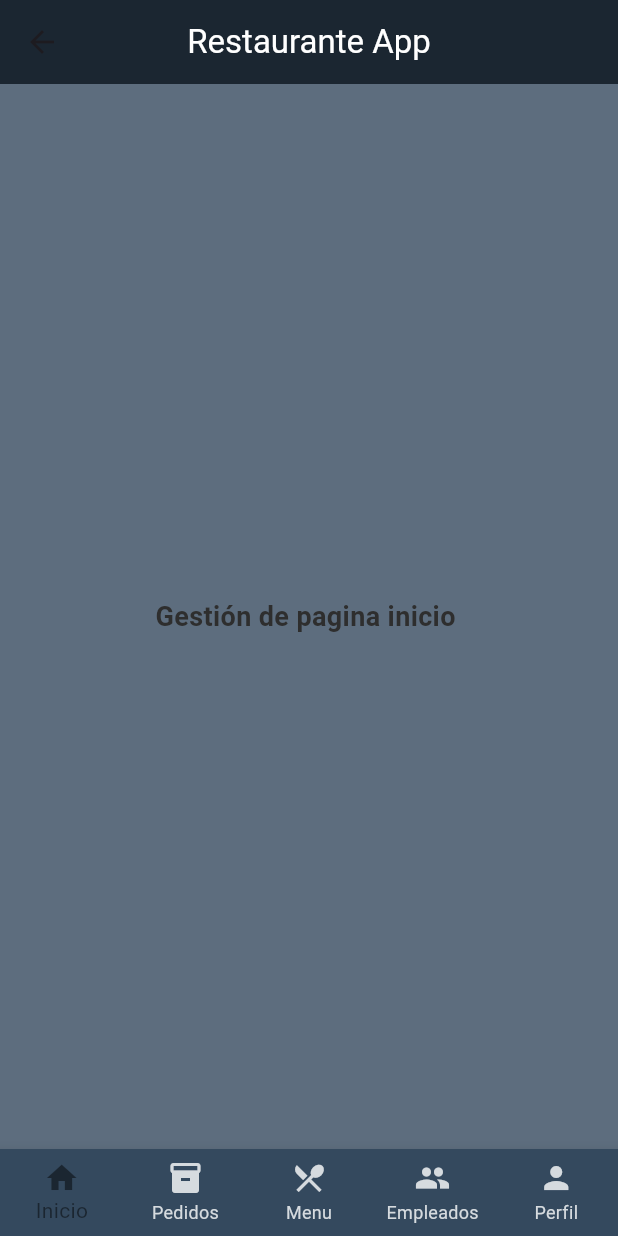
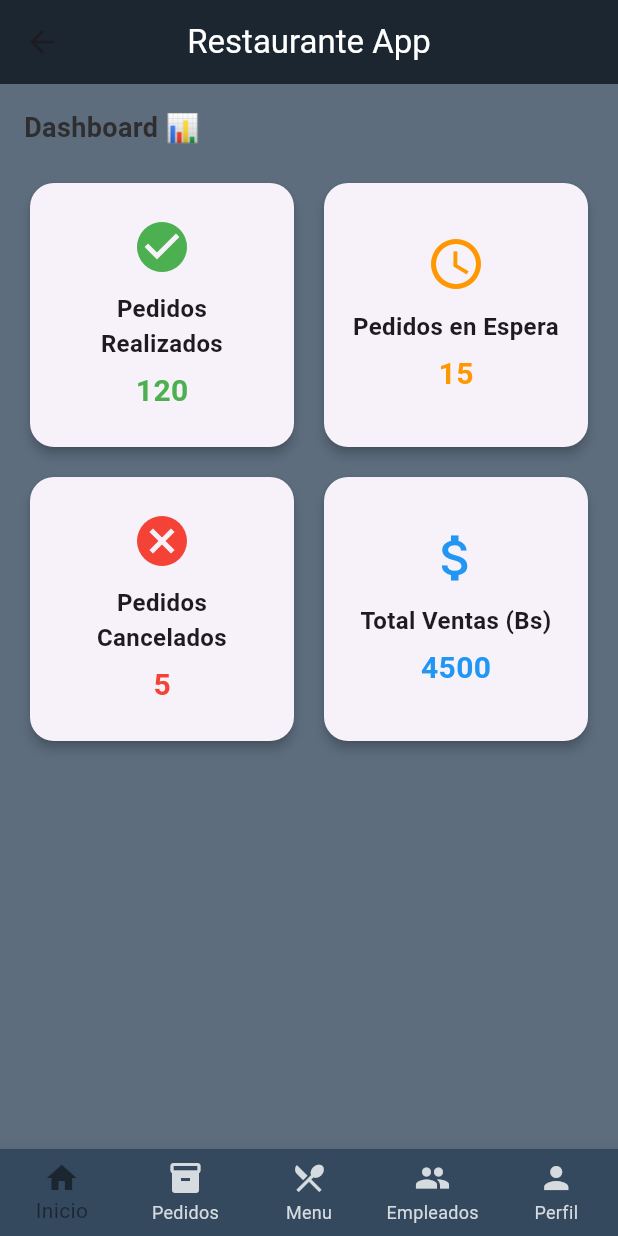
Before and after one commit to baldy777/front_restaurante_apk, a Flutter app: the screen it shows after launch, after a tap on "Iniciar Sesión", on a phone screen of 412 x 824 dp. Run offline on Flutter 3.47's test engine with Material 3 defaults, Android fonts, the phone set to English and light mode, and no system bars; Roboto replaces fonts that are missing (arial).

Commit message:
feat: adicion vista bashboard (estado del restaurante)

```diff
--- a/lib/pages/main_page.dart
+++ b/lib/pages/main_page.dart
@@ -9,10 +9,97 @@ class MenuPrincipal extends StatefulWidget {
 }
 
 class _MenuPrincipalState extends State<MenuPrincipal> {
+  // Datos de ejemplo para el dashboard
+  final Map<String, int> estadisticas = {
+    "Pedidos Realizados": 120,
+    "Pedidos en Espera": 15,
+    "Pedidos Cancelados": 5,
+    "Total Ventas (Bs)": 4500,
+  };
+
   @override
   Widget build(BuildContext context) {
-    return const Center(
-      child: Text('Gestión de pagina inicio ', style: TextoStyle.contenido),
+    return Scaffold(
+      backgroundColor: ColoresStyle.fondo,
+      body: Padding(
+        padding: const EdgeInsets.all(16),
+        child: Column(
+          crossAxisAlignment: CrossAxisAlignment.start,
+          children: [
+            const Text('Dashboard 📊', style: TextoStyle.contenido),
+            const SizedBox(height: 20),
+
+            Expanded(
+              child: GridView.count(
+                crossAxisCount: 2,
+                crossAxisSpacing: 12,
+                mainAxisSpacing: 12,
+                childAspectRatio: 1,
+                children: estadisticas.entries.map((entry) {
+                  Color cardColor;
+                  IconData iconData;
+
+                  switch (entry.key) {
+                    case "Pedidos Realizados":
+                      cardColor = Colors.green;
+                      iconData = Icons.check_circle;
+                      break;
+                    case "Pedidos en Espera":
+                      cardColor = Colors.orange;
+                      iconData = Icons.access_time;
+                      break;
+                    case "Pedidos Cancelados":
+                      cardColor = Colors.red;
+                      iconData = Icons.cancel;
+                      break;
+                    case "Total Ventas (Bs)":
+                      cardColor = Colors.blue;
+                      iconData = Icons.attach_money;
+                      break;
+                    default:
+                      cardColor = Colors.grey;
+                      iconData = Icons.info;
+                  }
+
+                  return Card(
+                    shape: RoundedRectangleBorder(
+                      borderRadius: BorderRadius.circular(16),
+                    ),
+                    elevation: 3,
+                    child: Padding(
+                      padding: const EdgeInsets.all(16),
+                      child: Column(
+                        mainAxisAlignment: MainAxisAlignment.center,
+                        children: [
+                          Icon(iconData, size: 40, color: cardColor),
+                          const SizedBox(height: 10),
+                          Text(
+                            entry.key,
+                            textAlign: TextAlign.center,
+                            style: const TextStyle(
+                              fontWeight: FontWeight.bold,
+                              fontSize: 16,
+                            ),
+                          ),
+                          const SizedBox(height: 6),
+                          Text(
+                            entry.value.toString(),
+                            style: TextStyle(
+                              fontSize: 20,
+                              fontWeight: FontWeight.bold,
+                              color: cardColor,
+                            ),
+                          ),
+                        ],
+                      ),
+                    ),
+                  );
+                }).toList(),
+              ),
+            ),
+          ],
+        ),
+      ),
     );
   }
 }
```
